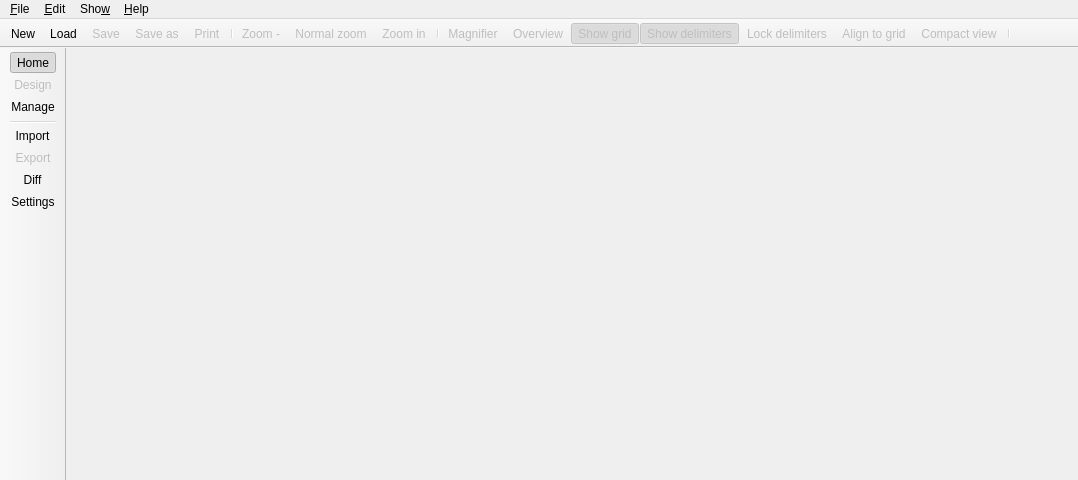
Before: the Qt Designer form libs/libgui/ui/mainwindow.ui in arichiardi/pgmodeler, drawn with Qt 5.
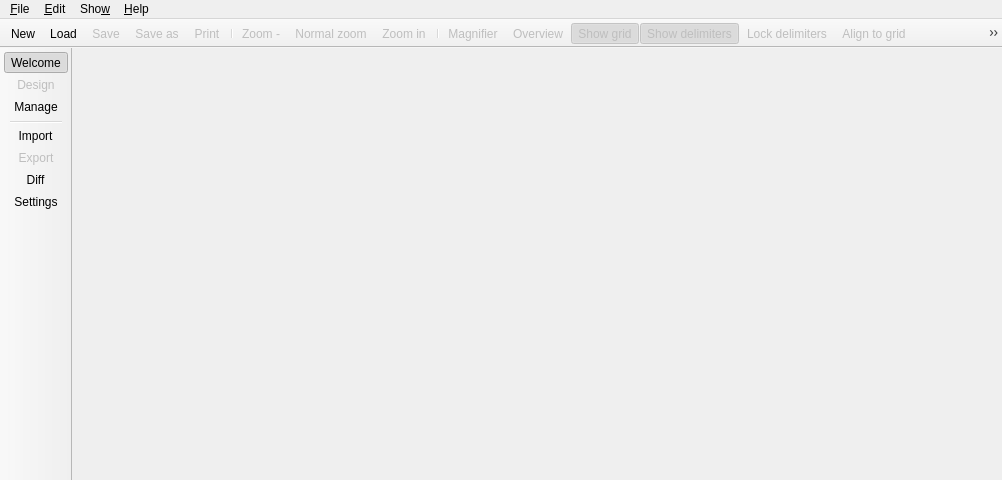
After: the same form once the commit is applied. Icons and pictures are not drawn.

Commit message:
Reverted the name of action related to initial view from "Home" to "Welcome"
Added an icon for welcome view

The edit to the form file:
```diff
--- a/libs/libgui/ui/mainwindow.ui
+++ b/libs/libgui/ui/mainwindow.ui
@@ -9,7 +9,7 @@
    <rect>
     <x>0</x>
     <y>0</y>
-    <width>1078</width>
+    <width>1002</width>
     <height>480</height>
    </rect>
   </property>
@@ -736,8 +736,8 @@
     <rect>
      <x>0</x>
      <y>0</y>
-     <width>1078</width>
-     <height>27</height>
+     <width>1002</width>
+     <height>25</height>
     </rect>
    </property>
    <property name="autoFillBackground">
@@ -861,7 +861,7 @@
    <attribute name="toolBarBreak">
     <bool>false</bool>
    </attribute>
-   <addaction name="action_home"/>
+   <addaction name="action_welcome"/>
    <addaction name="action_design"/>
    <addaction name="action_manage"/>
    <addaction name="separator"/>
@@ -1431,7 +1431,7 @@
     <string>Ctrl+Shift+D</string>
    </property>
   </action>
-  <action name="action_home">
+  <action name="action_welcome">
    <property name="checkable">
     <bool>true</bool>
    </property>
@@ -1440,16 +1440,16 @@
    </property>
    <property name="icon">
     <iconset resource="../res/resources.qrc">
-     <normaloff>:/icons/icons/home.png</normaloff>:/icons/icons/home.png</iconset>
+     <normaloff>:/icons/icons/welcome.png</normaloff>:/icons/icons/welcome.png</iconset>
    </property>
    <property name="text">
-    <string>Home</string>
+    <string>Welcome</string>
    </property>
    <property name="toolTip">
-    <string>Home screen</string>
+    <string>Welcome screen</string>
    </property>
    <property name="shortcut">
-    <string>Shift+H</string>
+    <string>Shift+W</string>
    </property>
   </action>
   <action name="action_design">
```
The commit also changes 4 other files.
